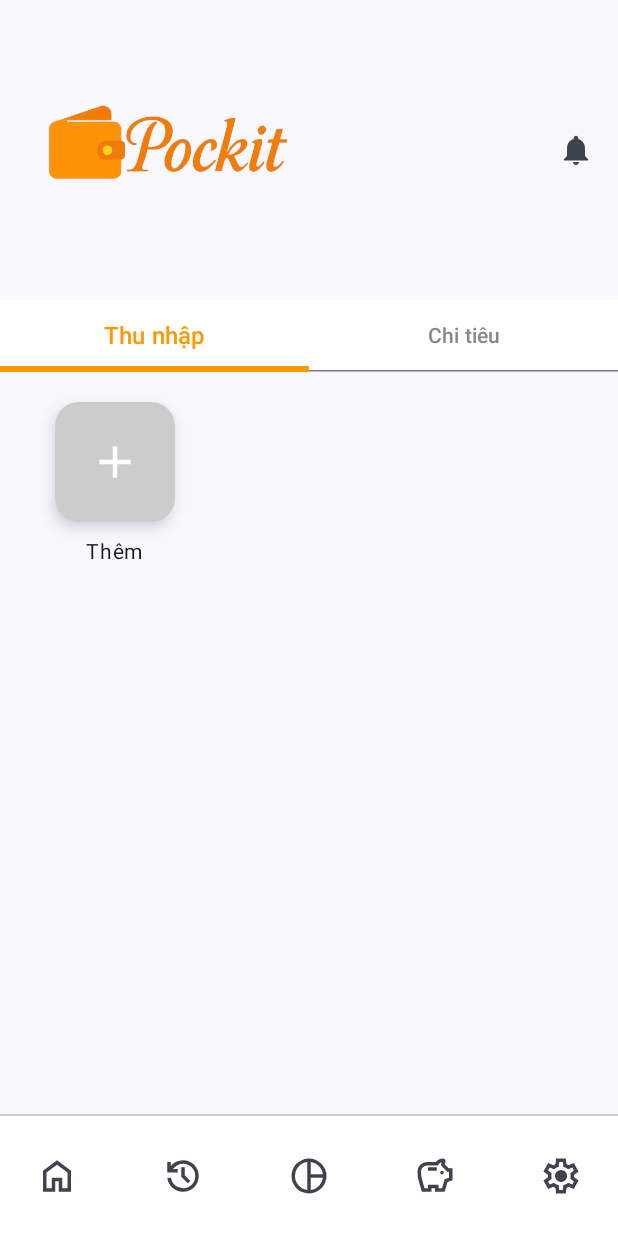
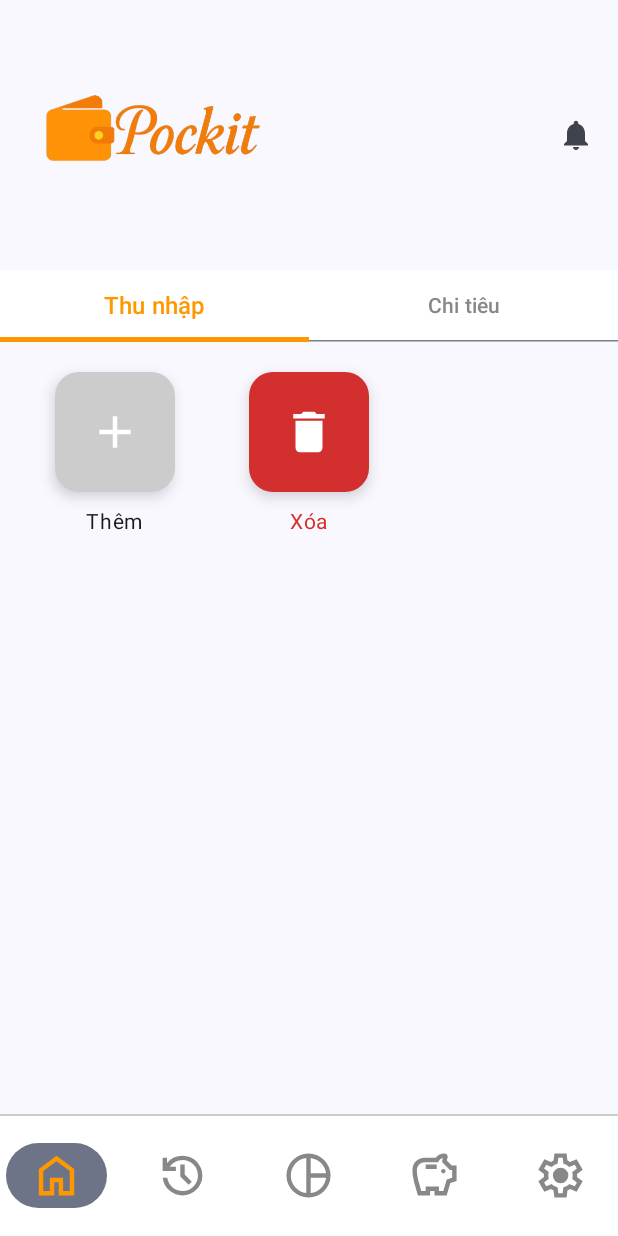
Before and after one commit to NTQ1/DACS3, an Android app built with Jetpack Compose: the HomeScreen screen opened through its navigation route, on a phone screen of 412 x 824 dp. Run offline under Robolectric (Android 15) with nearby library versions, the light colour scheme and no system bars; our stand-ins replace Firebase (no records; nobody signed in at launch, a user with empty details on screens opened directly).

Commit message:
chuc nang xoa danh muc

```diff
--- a/app/src/main/java/com/yourname/dacs/view/screen/Home.kt
+++ b/app/src/main/java/com/yourname/dacs/view/screen/Home.kt
@@ -10,7 +10,6 @@ import androidx.compose.foundation.lazy.grid.items
 import androidx.compose.foundation.shape.RoundedCornerShape
 import androidx.compose.material.icons.Icons
 import androidx.compose.material.icons.filled.Add
-import androidx.compose.material.icons.filled.Home
 import androidx.compose.material.icons.filled.Notifications
 import androidx.compose.material3.*
 import androidx.compose.material3.TabRowDefaults.tabIndicatorOffset
@@ -23,9 +22,11 @@ import androidx.compose.ui.unit.dp
 import androidx.compose.ui.unit.sp
 import androidx.lifecycle.viewmodel.compose.viewModel
 import androidx.navigation.NavHostController
+import androidx.navigation.compose.currentBackStackEntryAsState
 import com.yourname.dacs.R
 import com.yourname.dacs.model.DanhMuc
 import com.yourname.dacs.view.components.AddDanhMucDialog
+import com.yourname.dacs.view.components.DeleteDanhMucDialog
 import com.yourname.dacs.view.components.getIconRes
 import com.yourname.dacs.viewmodel.DanhMucViewModel
 
@@ -36,6 +37,7 @@ fun HomeScreen(navController: NavHostController) {
     val tabs = listOf("Thu nhập", "Chi tiêu")
     var selectedTabIndex by remember { mutableStateOf(0) }
     var showDialog by remember { mutableStateOf(false) }
+    var showDeleteDialog by remember { mutableStateOf(false) }
 
     val allDanhMuc = viewModel.danhMucList
     val categories = allDanhMuc.filter { it.loai == if (selectedTabIndex == 0) "thu" else "chi" }
@@ -49,13 +51,13 @@ fun HomeScreen(navController: NavHostController) {
                             painter = painterResource(id = R.drawable.logo),
                             contentDescription = "Logo",
                             modifier = Modifier
-                                .size(200.dp)
+                                .size(180.dp)
                                 .padding(end = 8.dp)
                         )
                     }
                 },
                 actions = {
-                    IconButton(onClick = { /* TODO */ }) {
+                    IconButton(onClick = { /* TODO: Xử lý thông báo */ }) {
                         Icon(Icons.Default.Notifications, contentDescription = null)
                     }
                 }
@@ -76,7 +78,7 @@ fun HomeScreen(navController: NavHostController) {
                     TabRowDefaults.Indicator(
                         Modifier
                             .tabIndicatorOffset(tabPositions[selectedTabIndex])
-                            .height(4.dp),
+                            .height(3.dp),
                         color = activeColor
                     )
                 }
@@ -105,11 +107,11 @@ fun HomeScreen(navController: NavHostController) {
                     CategoryCard(item)
                 }
 
-                item {
-                    AddCategoryCard { showDialog = true }
-                }
+                item { AddCategoryCard { showDialog = true } }
+                item { DeleteCategoryCard { showDeleteDialog = true } }
             }
 
+            // Dialog Thêm Danh Mục
             if (showDialog) {
                 AddDanhMucDialog(
                     onDismiss = { showDialog = false },
@@ -117,6 +119,18 @@ fun HomeScreen(navController: NavHostController) {
                         val newDanhMuc = danhMuc.copy(loai = if (selectedTabIndex == 0) "thu" else "chi")
                         viewModel.addDanhMuc(newDanhMuc)
                         showDialog = false
+                    }
+                )
+            }
+
+            // Dialog Xoá Danh Mục
+            if (showDeleteDialog) {
+                DeleteDanhMucDialog(
+                    danhMucs = categories,
+                    onDismiss = { showDeleteDialog = false },
+                    onDelete = { selected ->
+                        selected.forEach { viewModel.deleteDanhMuc(it) }
+                        showDeleteDialog = false
                     }
                 )
             }
@@ -130,7 +144,7 @@ fun CategoryCard(item: DanhMuc) {
         modifier = Modifier
             .padding(8.dp)
             .clickable {
-                // TODO: xử lý khi click vào danh mục
+                // TODO: Mở màn hình chi tiết danh mục
             }
             .fillMaxWidth(),
         horizontalAlignment = Alignment.CenterHorizontally
@@ -143,7 +157,7 @@ fun CategoryCard(item: DanhMuc) {
                     color = Color(android.graphics.Color.parseColor(item.mauSac)),
                     shape = RoundedCornerShape(16.dp)
                 ),
-            colors = CardDefaults.cardColors(containerColor = Color.White), // ✅ NỀN TRẮNg
+            colors = CardDefaults.cardColors(containerColor = Color.White),
             shape = RoundedCornerShape(16.dp)
         ) {
             Box(
@@ -164,7 +178,6 @@ fun CategoryCard(item: DanhMuc) {
         Text(text = item.ten, fontSize = 14.sp)
     }
 }
-
 
 @Composable
 fun AddCategoryCard(onClick: () -> Unit) {
@@ -199,6 +212,38 @@ fun AddCategoryCard(onClick: () -> Unit) {
 }
 
 @Composable
+fun DeleteCategoryCard(onClick: () -> Unit) {
+    Column(
+        modifier = Modifier
+            .padding(8.dp)
+            .clickable { onClick() }
+            .fillMaxWidth(),
+        horizontalAlignment = Alignment.CenterHorizontally
+    ) {
+        Card(
+            modifier = Modifier.size(80.dp),
+            colors = CardDefaults.cardColors(containerColor = Color(0xFFD32F2F)),
+            elevation = CardDefaults.cardElevation(defaultElevation = 6.dp),
+            shape = RoundedCornerShape(16.dp)
+        ) {
+            Box(
+                modifier = Modifier.fillMaxSize(),
+                contentAlignment = Alignment.Center
+            ) {
+                Icon(
+                    painter = painterResource(id = R.drawable.ic_delete),
+                    contentDescription = "Xóa danh mục",
+                    tint = Color.White,
+                    modifier = Modifier.size(36.dp)
+                )
+            }
+        }
+        Spacer(modifier = Modifier.height(8.dp))
+        Text(text = "Xóa", fontSize = 14.sp, color = Color(0xFFD32F2F))
+    }
+}
+
+@Composable
 fun BottomNavigationBar(navController: NavHostController) {
     val items = listOf(
         "home" to R.drawable.ic_home,
@@ -208,25 +253,31 @@ fun BottomNavigationBar(navController: NavHostController) {
         "setting" to R.drawable.ic_setting
     )
 
+    val navBackStackEntry by navController.currentBackStackEntryAsState()
+    val currentRoute = navBackStackEntry?.destination?.route
+    val activeColor = Color(0xFFFF9800)
+
     Column {
-        // 🔹 Gạch phân cách phía trên thanh điều hướng
         Divider(color = Color.LightGray, thickness = 1.dp)
 
-        NavigationBar(
-            containerColor = Color.White // 🔹 Nền trắng
-        ) {
+        NavigationBar(containerColor = Color.White) {
             items.forEach { (route, iconRes) ->
                 NavigationBarItem(
                     icon = {
                         Icon(
                             painter = painterResource(id = iconRes),
                             contentDescription = route,
-                            modifier = Modifier.size(28.dp) // 🔹 Icon to hơn
+                            modifier = Modifier.size(35.dp),
+                            tint = if (currentRoute == route) activeColor else Color.Gray
                         )
                     },
-                    selected = false, // Nếu muốn, có thể xử lý trạng thái chọn
-                    onClick = { navController.navigate(route) },
-                    alwaysShowLabel = false // 🔹 Không hiện chữ
+                    selected = currentRoute == route,
+                    onClick = {
+                        if (currentRoute != route) {
+                            navController.navigate(route)
+                        }
+                    },
+                    alwaysShowLabel = false
                 )
             }
         }
--- a/app/src/main/java/com/yourname/dacs/viewmodel/DanhMucViewModel.kt
+++ b/app/src/main/java/com/yourname/dacs/viewmodel/DanhMucViewModel.kt
@@ -2,20 +2,13 @@ package com.yourname.dacs.viewmodel
 
 import androidx.compose.runtime.mutableStateListOf
 import androidx.lifecycle.ViewModel
-import com.google.firebase.auth.FirebaseAuth
-import com.google.firebase.database.DataSnapshot
-import com.google.firebase.database.DatabaseError
-import com.google.firebase.database.FirebaseDatabase
-import com.google.firebase.database.ValueEventListener
+import com.google.firebase.database.*
 import com.yourname.dacs.model.DanhMuc
-import java.util.UUID
 
 class DanhMucViewModel : ViewModel() {
+
     val danhMucList = mutableStateListOf<DanhMuc>()
-    private val auth = FirebaseAuth.getInstance()
-    private val database = FirebaseDatabase.getInstance()
-    private val userId = auth.currentUser?.uid.orEmpty()
-    private val danhMucRef = database.getReference("Danhmuc").child(userId)
+    private val danhMucRef = FirebaseDatabase.getInstance().getReference("Danhmuc")
 
     init {
         loadDanhMuc()
@@ -27,22 +20,30 @@ class DanhMucViewModel : ViewModel() {
                 danhMucList.clear()
                 for (child in snapshot.children) {
                     val danhMuc = child.getValue(DanhMuc::class.java)
-                    danhMuc?.let {
-                        danhMucList.add(it)
-                    }
+                    danhMuc?.let { danhMucList.add(it) }
                 }
             }
 
             override fun onCancelled(error: DatabaseError) {
-                // xử lý lỗi nếu cần
+                // Có thể log lỗi tại đây nếu cần
             }
         })
     }
 
     fun addDanhMuc(danhMuc: DanhMuc) {
-        val id = UUID.randomUUID().toString()
-        val newDanhMuc = danhMuc.copy(id = id, userId = userId)
+        val id = generateShortId()
+        val newDanhMuc = danhMuc.copy(id = id)
         danhMucRef.child(id).setValue(newDanhMuc)
-        danhMucList.add(newDanhMuc)
+    }
+
+    fun deleteDanhMuc(danhMuc: DanhMuc) {
+        danhMucRef.child(danhMuc.id).removeValue()
+    }
+
+    private fun generateShortId(length: Int = 8): String {
+        val allowedChars = "ABCDEFGHIJKLMNOPQRSTUVWXYZabcdefghijklmnopqrstuvwxyz0123456789"
+        return (1..length)
+            .map { allowedChars.random() }
+            .joinToString("")
     }
 }
--- /dev/null
+++ b/app/src/main/res/drawable/ic_delete.xml
@@ -0,0 +1,5 @@
+<vector xmlns:android="http://schemas.android.com/apk/res/android" android:height="24dp" android:tint="#000000" android:viewportHeight="24" android:viewportWidth="24" android:width="24dp">
+
+    <path android:fillColor="@android:color/white" android:pathData="M6,19c0,1.1 0.9,2 2,2h8c1.1,0 2,-0.9 2,-2V7H6v12zM19,4h-3.5l-1,-1h-5l-1,1H5v2h14V4z"/>
+
+</vector>
```
Also changed, not shown: app/src/main/java/com/yourname/dacs/view/components/DeleteDanhMucDialog.kt (added, +104 -0 lines).
